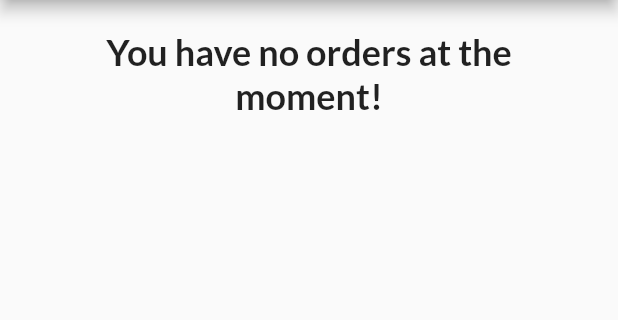
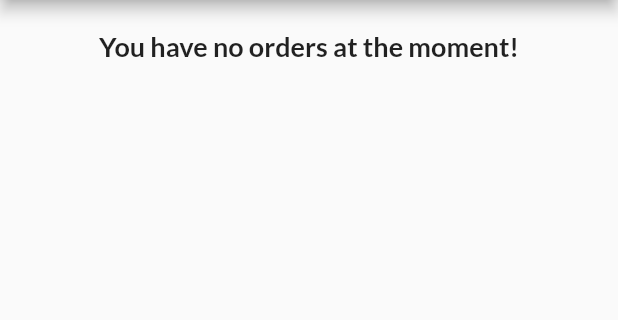
Before and after one commit to alekvelichkovikj/my_shop_app, a Flutter app: the OrdersScreen screen opened by its route, on a phone screen of 412 x 824 dp, the part 84-404 px from its top. Run offline on Flutter 3.47's test engine with Material 2 defaults, Android fonts, the phone set to English and light mode, and no system bars; network calls fail.

Commit message:
bug ui fix

```diff
--- a/lib/screens/orders_screen.dart
+++ b/lib/screens/orders_screen.dart
@@ -22,7 +22,7 @@ class OrdersScreen extends StatelessWidget {
               child: Text(
                 'You have no orders at the moment!',
                 style: TextStyle(
-                  fontSize: 24,
+                  fontSize: 18,
                   fontWeight: FontWeight.w600,
                 ),
                 textAlign: TextAlign.center,
```
Also changed, not shown: lib/screens/cart_screen.dart (+7 -4 lines).
